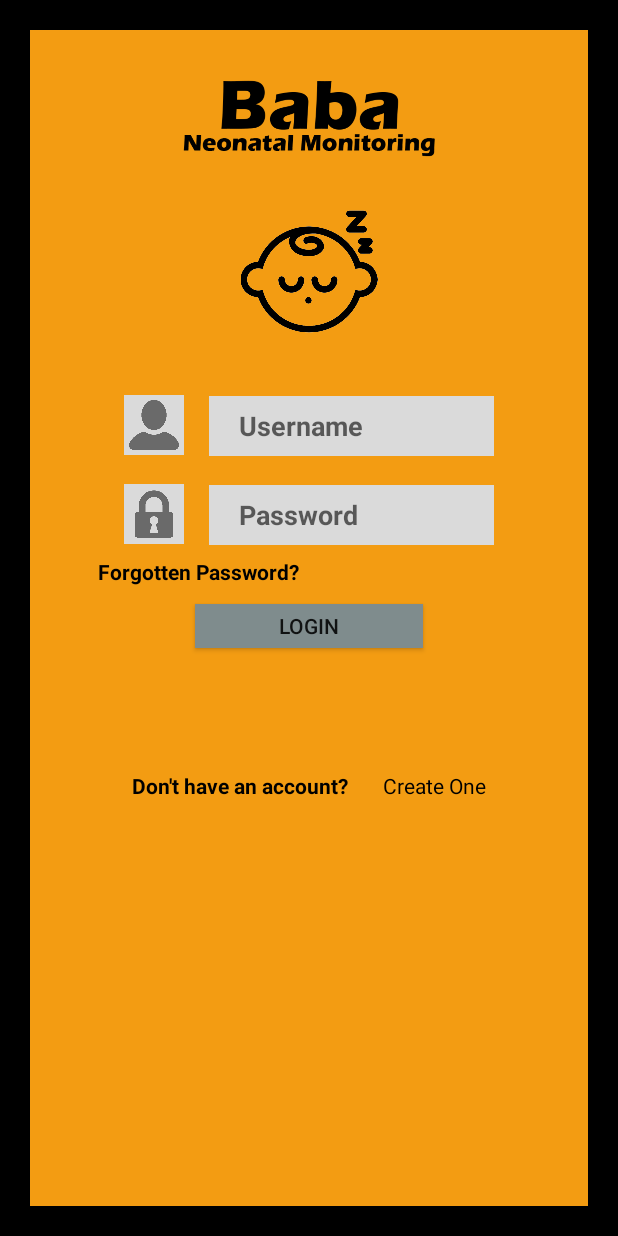
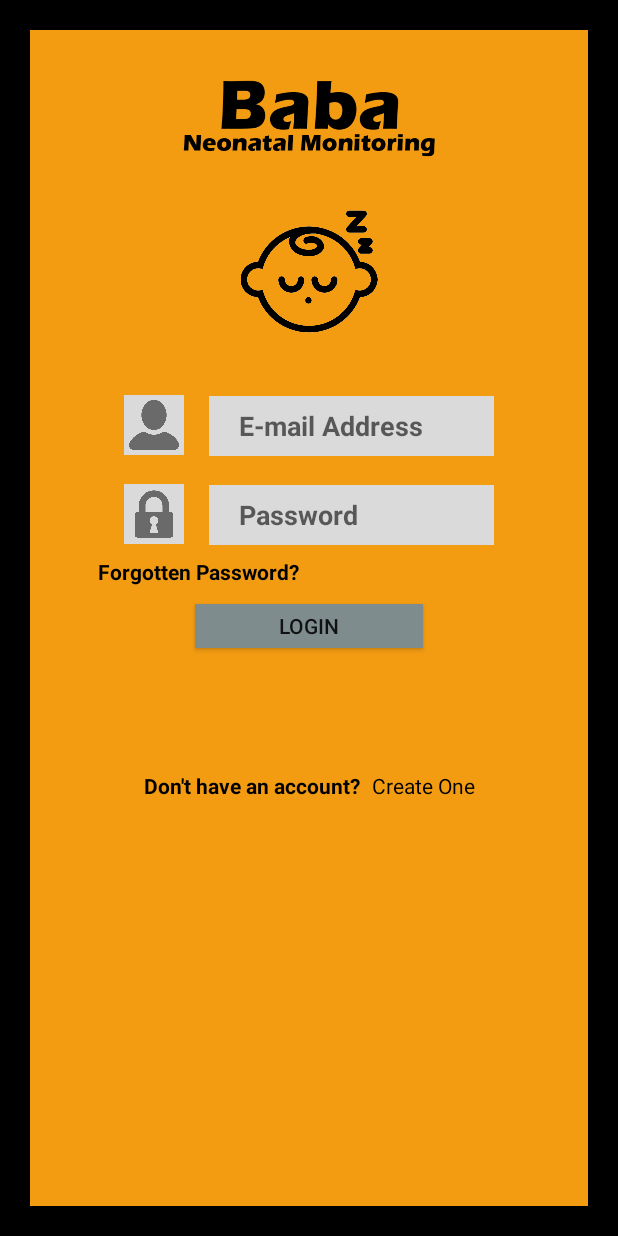
Before and after one commit to littleBigEngineer/BabyMonitor, an Android app: the screen it shows after launch (Login), after a tap on "LOGIN", on a phone screen of 412 x 824 dp. Run offline under Robolectric (Android 15) with nearby library versions, the light colour scheme and no system bars; our stand-ins replace Firebase (no records; nobody signed in at launch, a user with empty details on screens opened directly).

Commit message:
Progressing with Mobile Application

```diff
--- a/Mobile Application/app/build.gradle
+++ b/Mobile Application/app/build.gradle
@@ -22,7 +22,8 @@ dependencies {
     implementation fileTree(dir: 'libs', include: ['*.jar'])
     implementation 'com.android.support:appcompat-v7:26.1.0'
     implementation 'com.android.support.constraint:constraint-layout:1.0.2'
-    implementation 'com.google.firebase:firebase-database:11.0.4'
+    implementation 'com.google.firebase:firebase-database:11.8.0'
+    compile 'com.google.firebase:firebase-auth:11.8.0'
     testImplementation 'junit:junit:4.12'
     androidTestImplementation 'com.android.support.test:runner:1.0.1'
     androidTestImplementation 'com.android.support.test.espresso:espresso-core:3.0.1'
--- a/Mobile Application/app/src/main/AndroidManifest.xml
+++ b/Mobile Application/app/src/main/AndroidManifest.xml
@@ -16,6 +16,7 @@
                 <category android:name="android.intent.category.LAUNCHER" />
             </intent-filter>
         </activity>
+        <activity android:name=".Loading"/>
     </application>
 
 </manifest>
--- a/Mobile Application/app/src/main/java/neo/baba/neonatalmonitoring/Login.java
+++ b/Mobile Application/app/src/main/java/neo/baba/neonatalmonitoring/Login.java
@@ -1,58 +1,80 @@
 package neo.baba.neonatalmonitoring;
 
+import android.content.Intent;
+import android.support.annotation.NonNull;
 import android.support.v7.app.AppCompatActivity;
 import android.os.Bundle;
-import android.util.Log;
 import android.view.View;
 import android.view.Window;
 import android.widget.EditText;
+import android.widget.Toast;
 
-import com.google.firebase.database.DataSnapshot;
-import com.google.firebase.database.DatabaseError;
-import com.google.firebase.database.DatabaseReference;
-import com.google.firebase.database.FirebaseDatabase;
-import com.google.firebase.database.ValueEventListener;
-
-import java.util.ArrayList;
+import com.google.android.gms.tasks.OnCompleteListener;
+import com.google.android.gms.tasks.Task;
+import com.google.firebase.auth.AuthResult;
+import com.google.firebase.auth.FirebaseAuth;
+import com.google.firebase.auth.FirebaseUser;
 
 public class Login extends AppCompatActivity {
+
+    private FirebaseAuth mAuth;
+    private FirebaseAuth.AuthStateListener mAuthState;
 
     @Override
     protected void onCreate(Bundle savedInstanceState) {
         super.onCreate(savedInstanceState);
         this.requestWindowFeature(Window.FEATURE_NO_TITLE);
         setContentView(R.layout.login_activity);
-
-
+        mAuth = FirebaseAuth.getInstance();
     }
 
-    public void event(View view){
-        EditText edit = (EditText)findViewById(R.id.username);
-        System.out.println(edit.getText().toString());
+    @Override
+    public void onStart() {
+        super.onStart();
+        System.out.println("Checking");
+        if(mAuth.getCurrentUser() != null){
+            FirebaseUser currentUser = mAuth.getCurrentUser();
+            System.out.println("Email: " + currentUser.getEmail());
+            loading(currentUser.getUid());
+        }
+    }
 
-        FirebaseDatabase database = FirebaseDatabase.getInstance();
-        DatabaseReference myRef = database.getReference("documents");
+    public void loading(String uid){
+        Intent loading = new Intent(Login.this, Loading.class);
+        loading.putExtra("uid", uid);
+        Login.this.startActivity(loading);
+    }
 
+    public void createAccount(View view){
+        Intent createAccount = new Intent(Login.this, CreateAccount.class);
+        Login.this.startActivity(createAccount);
+    }
 
-        //myRef.setValue(edit.getText().toString());
+    public void login(View view){
+        final EditText email = findViewById(R.id.email);
+        final EditText password = findViewById(R.id.password);
 
-        myRef.addValueEventListener(new ValueEventListener() {
-            @Override
-            public void onDataChange(DataSnapshot dataSnapshot) {
-                // This method is called once with the initial value and again
-                // whenever data at this location is updated.
+        String e = email.getText().toString();
+        String p = password.getText().toString();
+        if(!(e.length() > 0 && p.length() > 0))
+            AuthError();
+        else {
+            mAuth.signInWithEmailAndPassword(e, p).addOnCompleteListener(this, new OnCompleteListener<AuthResult>() {
+                @Override
+                public void onComplete(@NonNull Task<AuthResult> task) {
+                    if (task.isSuccessful()) {
+                        FirebaseUser user = mAuth.getCurrentUser();
+                        loading(user.getUid());
+                    } else {
+                        task.getException();
+                        AuthError();
+                    }
+                }
+            });
+        }
+    }
 
-                String value = dataSnapshot.;
-
-                System.out.println("Value is: " + value);
-            }
-
-            @Override
-            public void onCancelled(DatabaseError error) {
-                // Failed to read value
-                //System.out.println("Failed to read value.", error.toException());
-            }
-        });
-
+    public void AuthError(){
+        Toast.makeText(Login.this, "Invalid Email Address/Password Provided", Toast.LENGTH_LONG).show();
     }
 }
--- a/Mobile Application/app/src/main/res/layout/login_activity.xml
+++ b/Mobile Application/app/src/main/res/layout/login_activity.xml
@@ -18,7 +18,7 @@
         tools:layout_editor_absoluteY="0dp">
 
         <EditText
-            android:id="@+id/username"
+            android:id="@+id/email"
             android:layout_width="190dp"
             android:layout_height="40dp"
             android:layout_marginEnd="45dp"
@@ -26,8 +26,8 @@
             android:autoText="false"
             android:background="#dadada"
             android:ems="10"
-            android:hint="@string/username"
-            android:inputType="textPersonName"
+            android:hint="@string/email"
+            android:inputType="textEmailAddress"
             android:paddingLeft="20dp"
             android:selectAllOnFocus="true"
             android:singleLine="true"
@@ -52,7 +52,7 @@
             android:textStyle="bold"
             app:layout_constraintEnd_toEndOf="parent"
             app:layout_constraintStart_toEndOf="@+id/password_icon"
-            app:layout_constraintTop_toBottomOf="@+id/username" />
+            app:layout_constraintTop_toBottomOf="@+id/email" />
 
         <ImageView
             android:id="@+id/baby_head"
@@ -74,7 +74,7 @@
             android:layout_marginStart="144dp"
             android:layout_marginTop="12dp"
             android:background="#7F8C8D"
-            android:onClick="event"
+            android:onClick="login"
             android:text="@string/login"
             app:layout_constraintEnd_toEndOf="parent"
             app:layout_constraintStart_toStartOf="parent"
@@ -87,7 +87,7 @@
             android:layout_marginStart="45dp"
             android:layout_marginTop="133dp"
             android:background="#dadada"
-            app:layout_constraintEnd_toStartOf="@+id/username"
+            app:layout_constraintEnd_toStartOf="@+id/email"
             app:layout_constraintStart_toStartOf="parent"
             app:layout_constraintTop_toBottomOf="@+id/imageView"
             app:srcCompat="@drawable/username" />
@@ -127,6 +127,7 @@
             android:textColor="#000"
             android:textStyle="bold"
             app:layout_constraintEnd_toStartOf="@+id/create_one"
+            app:layout_constraintHorizontal_chainStyle="packed"
             app:layout_constraintStart_toStartOf="parent"
             app:layout_constraintTop_toBottomOf="@+id/login_button" />
 
@@ -137,6 +138,7 @@
             android:layout_marginEnd="52dp"
             android:layout_marginStart="4dp"
             android:layout_marginTop="82dp"
+            android:onClick="createAccount"
             android:text="@string/create_one"
             android:textColor="#000"
             app:layout_constraintEnd_toEndOf="parent"
--- a/Mobile Application/app/src/main/res/values/colors.xml
+++ b/Mobile Application/app/src/main/res/values/colors.xml
@@ -1,6 +1,6 @@
 <?xml version="1.0" encoding="utf-8"?>
 <resources>
-    <color name="colorPrimary">#3F51B5</color>
+    <color name="colorPrimary">#F39c12</color>
     <color name="colorPrimaryDark">#303F9F</color>
     <color name="colorAccent">#FF4081</color>
 </resources>
--- a/Mobile Application/app/src/main/res/values/strings.xml
+++ b/Mobile Application/app/src/main/res/values/strings.xml
@@ -1,10 +1,14 @@
 <resources>
     <string name="app_name">NeonatalMonitoring</string>
-    <string name="username">Username</string>
+    <string name="email">E-mail Address</string>
     <string name="password">Password</string>
     <string name="forgot_pass">Forgotten Password?</string>
     <string name="login">Login</string>
     <string name="dont_have">Don\'t have an account?</string>
     <string name="create_one">Create One</string>
-
+    <string name="first_name">First Name</string>
+    <string name="last_name">Last Name</string>
+    <string name="Phone_no">Phone Number</string>
+    <string name="pass_again">Password Again</string>
+    <string name="create_account">Create Account</string>
 </resources>
--- a/Mobile Application/build.gradle
+++ b/Mobile Application/build.gradle
@@ -12,7 +12,7 @@ buildscript {
 
         // NOTE: Do not place your application dependencies here; they belong
         // in the individual module build.gradle files
-        classpath 'com.google.gms:google-services:3.1.0'
+        classpath 'com.google.gms:google-services:3.0.0'
     }
 }
 
```
Also changed, not shown: Mobile Application/app/src/main/java/neo/baba/neonatalmonitoring/CreateAccount.java (added, +33 -0 lines), Mobile Application/app/src/main/java/neo/baba/neonatalmonitoring/Loading.java (added, +62 -0 lines), Mobile Application/app/src/main/java/neo/baba/neonatalmonitoring/neo/baba/neonatalmonitoring/model/Account.java (added, +66 -0 lines), Mobile Application/app/src/main/res/layout/create_account_activity.xml (added, +167 -0 lines), Mobile Application/app/src/main/res/layout/loading_activity.xml (added, +24 -0 lines), Mobile Application/app/src/main/ic_launcher-web.png, Mobile Application/app/src/main/res/drawable/left_arrow.png (added), Mobile Application/app/src/main/res/mipmap-hdpi/ic_launcher.png, Mobile Application/app/src/main/res/mipmap-mdpi/ic_launcher.png, Mobile Application/app/src/main/res/mipmap-xhdpi/ic_launcher.png, Mobile Application/app/src/main/res/mipmap-xxhdpi/ic_launcher.png, Mobile Application/app/src/main/res/mipmap-xxxhdpi/ic_launcher.png, 1 other file.
